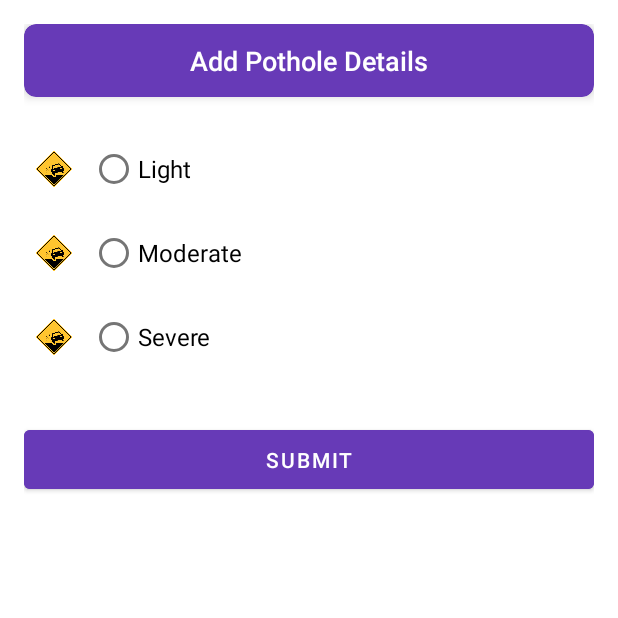
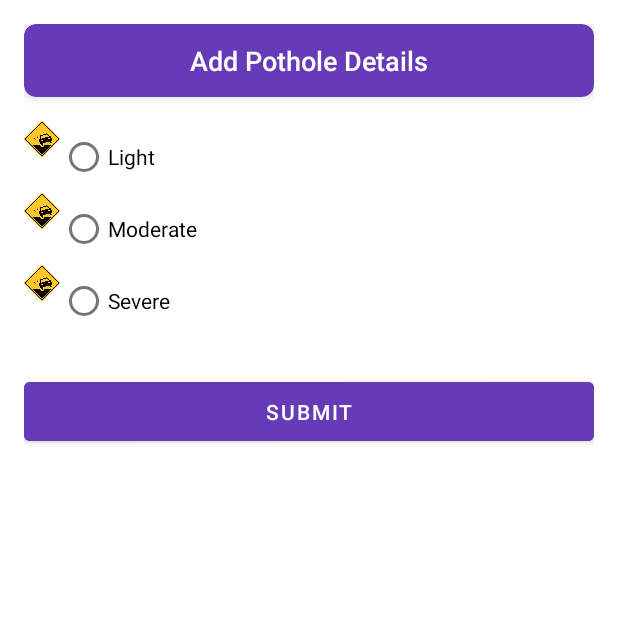
Before and after one commit to andreafletcherdinh/Group-13---Road-Pothole-Detection-Using-Smartphone-Sensor-Data, an Android app: the PotholeDetailActivity screen opened directly, with no data from a screen before it, on a phone screen of 412 x 824 dp, the top half of it. Run offline under Robolectric (Android 15) with nearby library versions, the phone set to English and light mode, and no system bars.

```diff
--- a/app/src/main/java/com/example/road_pothole_detection_13/ui/map/MapFragment.java
+++ b/app/src/main/java/com/example/road_pothole_detection_13/ui/map/MapFragment.java
@@ -281,7 +281,7 @@ public class MapFragment extends Fragment implements SensorEventListener {
         });
         searchView.setOnSearchClickListener(v -> {
             searchView.requestFocus();
-            InputMethodManager imm = (InputMethodManager) requireContext().getSystemService(Context.INPUT_METHOD_SERVICE);
+            InputMethodManager imm = (InputMethodManager) requireContext().getSystemService(INPUT_METHOD_SERVICE);
             if (imm != null) {
                 imm.showSoftInput(rootView, InputMethodManager.SHOW_IMPLICIT);
             }
--- a/app/src/main/java/com/example/road_pothole_detection_13/ui/map/PotholeDetailActivity.java
+++ b/app/src/main/java/com/example/road_pothole_detection_13/ui/map/PotholeDetailActivity.java
@@ -32,7 +32,7 @@ public class PotholeDetailActivity extends AppCompatActivity {
         setContentView(R.layout.activity_pothole_detail);
 
         // Thêm RadioGroup
-        RadioGroup radioGroup = findViewById(R.id.radio_group_pothole);
+        RadioGroup radioGroup = findViewById(R.id.radioGroup);
         Button btnSubmit = findViewById(R.id.btn_submit);
 
 // Xử lý sự kiện cho nút Submit
--- a/app/src/main/res/drawable/bottom_border.xml
+++ b/app/src/main/res/drawable/bottom_border.xml
@@ -7,8 +7,8 @@
 
             <!-- Viền của Button -->
             <stroke
-                android:width="4dp"
-                android:color="#4d55fa" /> <!-- Màu viền đỏ -->
+                android:width="2dp"
+                android:color="#4d55fa" />
             <!-- Bo tròn các góc (nếu cần) -->
             <corners android:radius="12dp" />
         </shape>
--- a/app/src/main/res/layout/activity_pothole_detail.xml
+++ b/app/src/main/res/layout/activity_pothole_detail.xml
@@ -27,82 +27,57 @@
             android:layout_gravity="center" />
     </androidx.cardview.widget.CardView>
 
-    <!-- RadioGroup chứa các mức độ ổ gà -->
+    <!-- RadioGroup để đảm bảo chỉ chọn một mức độ -->
     <RadioGroup
-        android:id="@+id/radio_group_pothole"
+        android:id="@+id/radioGroup"
         android:layout_width="match_parent"
         android:layout_height="wrap_content"
-        android:orientation="vertical"
-        android:padding="8dp">
+        android:orientation="vertical">
 
-        <!-- Light -->
         <LinearLayout
+            android:orientation="horizontal"
             android:layout_width="match_parent"
-            android:layout_height="wrap_content"
-            android:orientation="horizontal"
-            android:gravity="center_vertical">
-
+            android:layout_height="wrap_content">
             <ImageView
                 android:layout_width="24dp"
                 android:layout_height="24dp"
-                android:src="@drawable/pothole_icon"
-                android:contentDescription="Light Pothole" />
-
+                android:src="@drawable/pothole_icon" />
             <RadioButton
                 android:id="@+id/rb_light"
                 android:layout_width="wrap_content"
                 android:layout_height="wrap_content"
-                android:text="Light"
-                android:textSize="16sp"
-                android:layout_marginStart="12dp"/>
+                android:text="Light" />
         </LinearLayout>
 
-        <!-- Moderate -->
         <LinearLayout
+            android:orientation="horizontal"
             android:layout_width="match_parent"
-            android:layout_height="wrap_content"
-            android:orientation="horizontal"
-            android:gravity="center_vertical"
-            android:layout_marginTop="8dp">
-
+            android:layout_height="wrap_content">
             <ImageView
                 android:layout_width="24dp"
                 android:layout_height="24dp"
-                android:src="@drawable/pothole_icon"
-                android:contentDescription="Moderate Pothole" />
-
+                android:src="@drawable/pothole_icon" />
             <RadioButton
                 android:id="@+id/rb_moderate"
                 android:layout_width="wrap_content"
                 android:layout_height="wrap_content"
-                android:text="Moderate"
-                android:textSize="16sp"
-                android:layout_marginStart="12dp"/>
+                android:text="Moderate" />
         </LinearLayout>
 
-        <!-- Severe -->
         <LinearLayout
+            android:orientation="horizontal"
             android:layout_width="match_parent"
-            android:layout_height="wrap_content"
-            android:orientation="horizontal"
-            android:gravity="center_vertical"
-            android:layout_marginTop="8dp">
-
+            android:layout_height="wrap_content">
             <ImageView
                 android:layout_width="24dp"
                 android:layout_height="24dp"
-                android:src="@drawable/pothole_icon"
-                android:contentDescription="Severe Pothole" />
-
+                android:src="@drawable/pothole_icon" />
             <RadioButton
                 android:id="@+id/rb_severe"
                 android:layout_width="wrap_content"
                 android:layout_height="wrap_content"
-                android:text="Severe"
-                android:textSize="16sp"
-                android:layout_marginStart="12dp"/>
+                android:text="Severe" />
         </LinearLayout>
-
     </RadioGroup>
 
     <!-- Nút Submit -->
@@ -115,5 +90,4 @@
         android:textColor="#FFFFFF"
         android:layout_marginTop="24dp"
         android:paddingVertical="10dp" />
-
 </LinearLayout>
--- a/app/src/main/res/layout/item_location.xml
+++ b/app/src/main/res/layout/item_location.xml
@@ -1,7 +1,9 @@
 <LinearLayout xmlns:android="http://schemas.android.com/apk/res/android"
     android:layout_width="match_parent"
     android:layout_height="wrap_content"
-    android:layout_margin="8dp"
+    android:layout_margin="6dp"
+    android:background="#FFFFFF"
+    android:backgroundTint="#FFFFFF"
     android:orientation="vertical"
     android:padding="8dp">
 
@@ -9,6 +11,7 @@
         android:id="@+id/nameTextView"
         android:layout_width="match_parent"
         android:layout_height="wrap_content"
+        android:background="#FFFFFF"
         android:textColor="@android:color/black"
         android:textSize="16sp"
         android:textStyle="bold" />
@@ -17,6 +20,7 @@
         android:id="@+id/addressTextView"
         android:layout_width="match_parent"
         android:layout_height="wrap_content"
+        android:background="#FFFFFF"
         android:textColor="@android:color/darker_gray"
         android:textSize="14sp" />
 </LinearLayout>
```
Also changed, not shown: app/src/main/res/layout/fragment_map.xml (+51 -9 lines), app/src/main/res/layout/item_suggestion.xml (+6 -1 lines).
